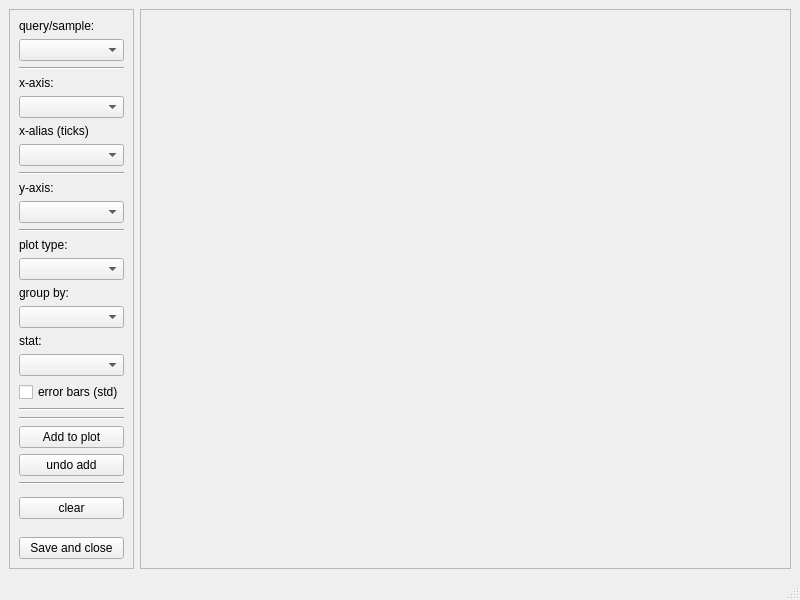
The window that ui/plot_window.ui (usc-psychsim/psychsim-eval-gui) describes before a commit, drawn with Qt 5.
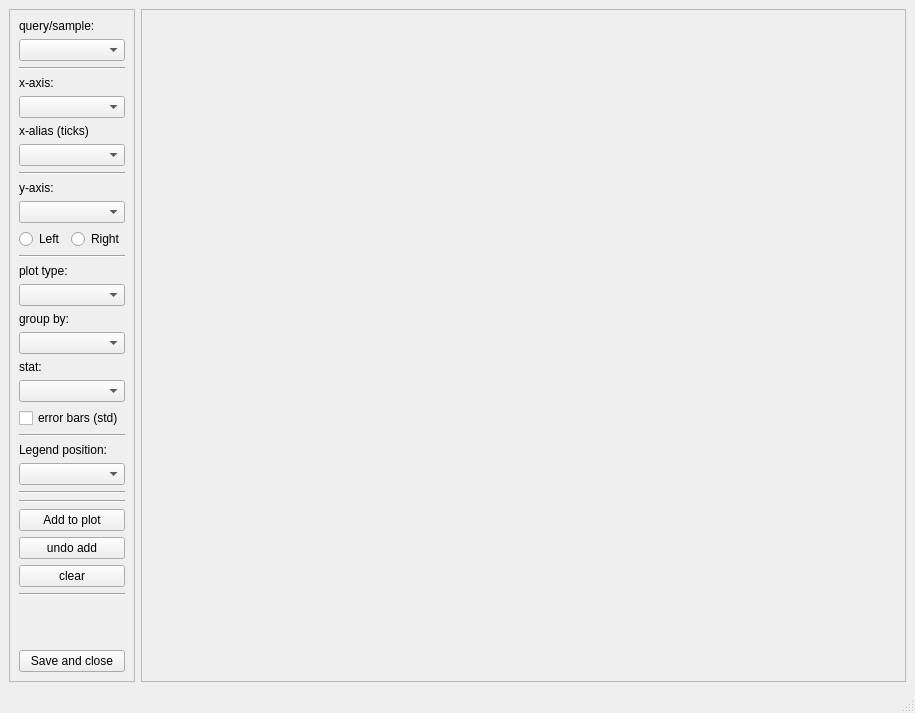
The same window after the commit.

Commit message: Add legend controls to plot

Patch:
```diff
--- a/ui/plot_window.ui
+++ b/ui/plot_window.ui
@@ -6,8 +6,8 @@
    <rect>
     <x>0</x>
     <y>0</y>
-    <width>800</width>
-    <height>600</height>
+    <width>915</width>
+    <height>713</height>
    </rect>
   </property>
   <property name="windowTitle">
@@ -154,6 +154,38 @@
             </property>
            </widget>
           </item>
+          <item>
+           <widget class="QWidget" name="widget_2" native="true">
+            <layout class="QHBoxLayout" name="horizontalLayout_3">
+             <property name="leftMargin">
+              <number>0</number>
+             </property>
+             <property name="topMargin">
+              <number>0</number>
+             </property>
+             <property name="rightMargin">
+              <number>0</number>
+             </property>
+             <property name="bottomMargin">
+              <number>0</number>
+             </property>
+             <item>
+              <widget class="QRadioButton" name="axis_left_radioButton">
+               <property name="text">
+                <string>Left</string>
+               </property>
+              </widget>
+             </item>
+             <item>
+              <widget class="QRadioButton" name="radioButton_2">
+               <property name="text">
+                <string>Right</string>
+               </property>
+              </widget>
+             </item>
+            </layout>
+           </widget>
+          </item>
           <item>
            <widget class="Line" name="line_5">
             <property name="orientation">
@@ -241,6 +273,23 @@
          </property>
         </widget>
        </item>
+       <item>
+        <widget class="QLabel" name="label_2">
+         <property name="text">
+          <string>Legend position:</string>
+         </property>
+        </widget>
+       </item>
+       <item>
+        <widget class="QComboBox" name="legend_comboBox"/>
+       </item>
+       <item>
+        <widget class="Line" name="line_7">
+         <property name="orientation">
+          <enum>Qt::Horizontal</enum>
+         </property>
+        </widget>
+       </item>
        <item>
         <widget class="Line" name="line_6">
          <property name="orientation">
@@ -274,31 +323,6 @@
          </property>
         </widget>
        </item>
-       <item>
-        <widget class="Line" name="line_2">
-         <property name="orientation">
-          <enum>Qt::Horizontal</enum>
-         </property>
-        </widget>
-       </item>
-       <item>
-        <widget class="QWidget" name="widget" native="true">
-         <layout class="QHBoxLayout" name="horizontalLayout_2">
-          <property name="leftMargin">
-           <number>0</number>
-          </property>
-          <property name="topMargin">
-           <number>0</number>
-          </property>
-          <property name="rightMargin">
-           <number>0</number>
-          </property>
-          <property name="bottomMargin">
-           <number>0</number>
-          </property>
-         </layout>
-        </widget>
-       </item>
        <item>
         <widget class="QPushButton" name="clear_plot_button">
          <property name="text">
@@ -306,6 +330,13 @@
          </property>
         </widget>
        </item>
+       <item>
+        <widget class="Line" name="line_2">
+         <property name="orientation">
+          <enum>Qt::Horizontal</enum>
+         </property>
+        </widget>
+       </item>
        <item>
         <spacer name="verticalSpacer">
          <property name="orientation">
```
Left out of the diff: 2 changed lines with no effect on the pictures. The commit also changes 1 other file.
